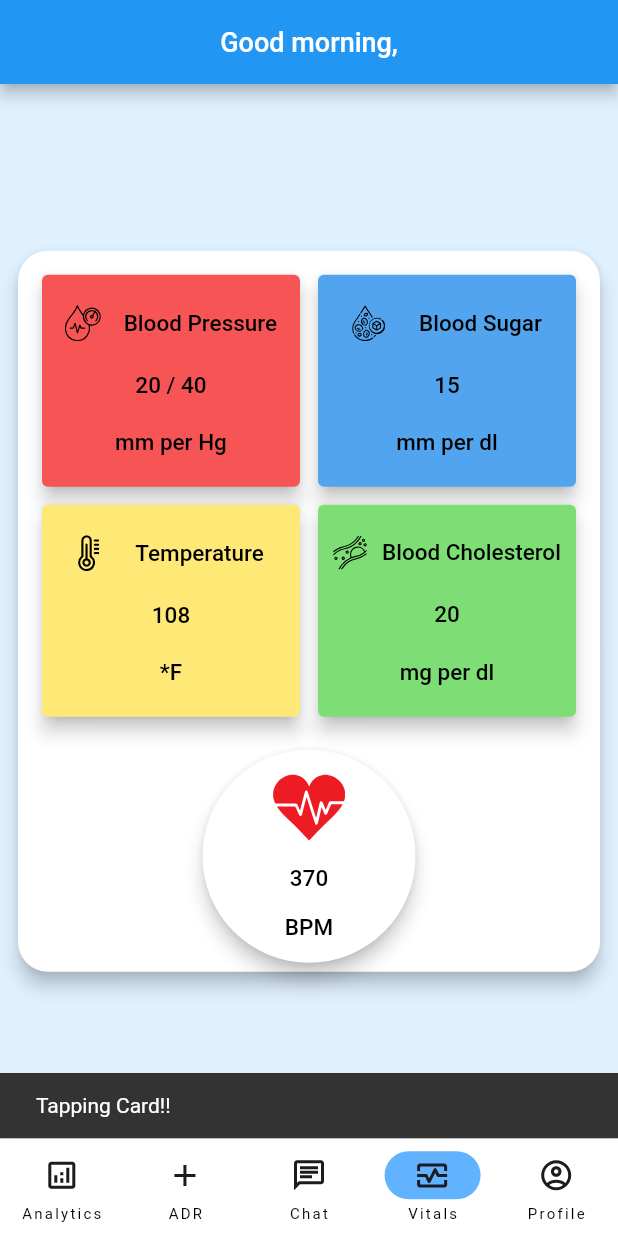
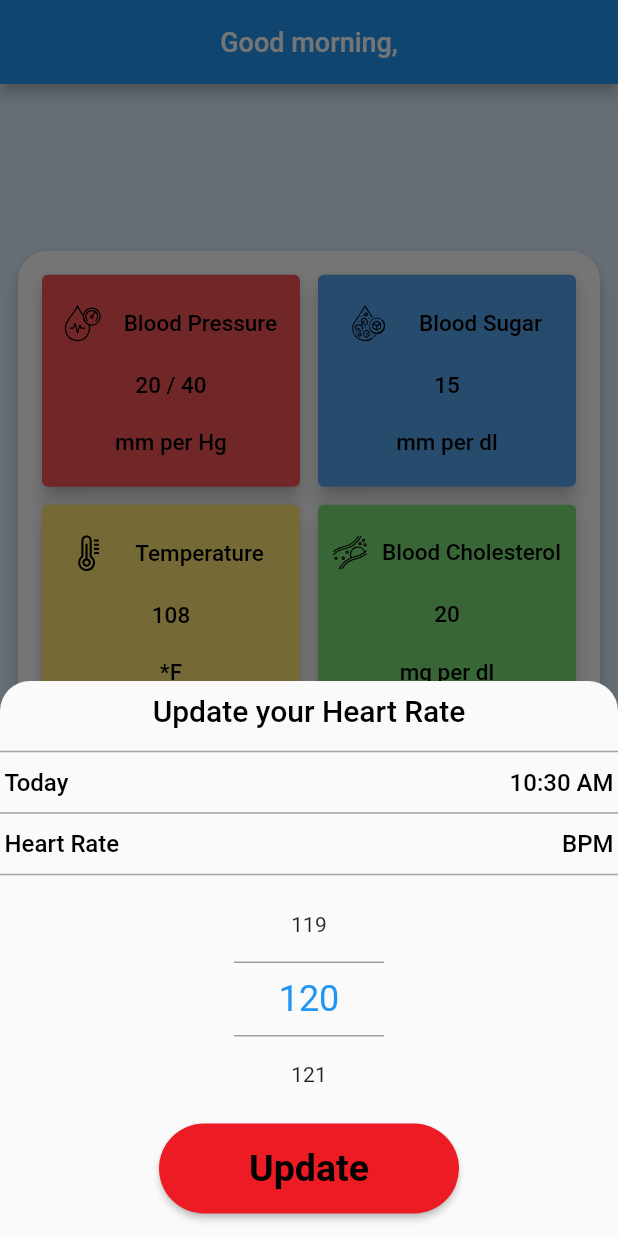
Before and after one commit to HVMS/pharma_trac, a Flutter app: the screen it shows after launch, item 4 of the bottom bar chosen, after a tap on "370", on a phone screen of 412 x 824 dp. Run offline on Flutter 3.47's test engine with Material 2 defaults, Android fonts, the phone set to English and light mode, and no system bars; drawn by our look-alikes of numberpicker; our stand-ins replace country_picker, device_preview, dropdown_button2, flutter_svg, google_fonts, google_sign_in and 4 more; accounts and stored records are empty; network calls fail.

Commit message:
Files updated

```diff
--- a/lib/Utils/colors_utils.dart
+++ b/lib/Utils/colors_utils.dart
@@ -31,6 +31,7 @@ class ColorUtils{
   static final Color blueColorCardView = HexColor("#53A4EE");
   static final Color yellowColorCardView = HexColor("#FEE876");
   static final Color greenColorCardView = HexColor("#7DDE75");
+  static final Color heartRateColorCardView = HexColor('#ED1B24');
 
 
 }
--- a/lib/VitalSigns/heart_rate.dart
+++ b/lib/VitalSigns/heart_rate.dart
@@ -3,7 +3,9 @@ import 'package:flutter/material.dart';
 import 'package:flutter_svg/svg.dart';
 
 import '../Utils/colors_utils.dart';
+import '../Utils/string_utils.dart';
 import '../Utils/styleUtils.dart';
+import '../customWidgets/VitalSigns/custom_bottomsheet_bar_vital_sign.dart';
 
 class HeartRateSign extends StatefulWidget {
   const HeartRateSign({super.key});
@@ -19,11 +21,21 @@ class _HeartRateSignState extends State<HeartRateSign> {
       padding: const EdgeInsets.all(2.0),
       child: GestureDetector(
         onTap: (){
-          ScaffoldMessenger.of(context).showSnackBar(
-            const SnackBar(
-              content: Text('Tapping Card!!'),
-            ),
-          );
+          showModalBottomSheet(
+              context: context,
+              isScrollControlled: true,
+              useRootNavigator: true,
+              shape: const RoundedRectangleBorder(
+                borderRadius: BorderRadius.vertical(top: Radius.circular(20.0)),
+              ),
+              clipBehavior: Clip.antiAliasWithSaveLayer,
+              builder: (context) {
+                return CustomBottomSheetBarVitalSigns(
+                  vitalSignText: StringUtils.bottomSheetBarHeartText,
+                  buttonColor: ColorUtils.heartRateColorCardView,
+                  vitalSignMeasurementText: StringUtils.bottomSheetBarHeartMeasurementText,
+                );
+              });
         },
         child: SizedBox(
           height: 150,
--- a/lib/customWidgets/VitalSigns/custom_bottomsheet_bar_vital_sign.dart
+++ b/lib/customWidgets/VitalSigns/custom_bottomsheet_bar_vital_sign.dart
@@ -8,10 +8,13 @@ import '../../Utils/timeUtils.dart';
 import '../CustomGreyDivider.dart';
 
 class CustomBottomSheetBarVitalSigns extends StatefulWidget {
-  final String? bloodPressureLevel;
+
+  final String? vitalSignText;
+  final Color? buttonColor;
+  final String? vitalSignMeasurementText;
 
   const CustomBottomSheetBarVitalSigns(
-      {super.key, required this.bloodPressureLevel});
+      {super.key, required this.vitalSignText, required this.buttonColor, this.vitalSignMeasurementText});
 
   @override
   State<CustomBottomSheetBarVitalSigns> createState() =>
@@ -53,7 +56,7 @@ class _CustomBottomSheetBarVitalSignsState
                     padding: const EdgeInsets.all(8.0),
                     child: Center(
                       child: Text(
-                        "Update your data",
+                        'Update your ${widget.vitalSignText}',
                         style: StyleUtils.bottomSheetTitleStyle(),
                       ),
                     ),
@@ -99,14 +102,14 @@ class _CustomBottomSheetBarVitalSignsState
               Padding(
                 padding: const EdgeInsets.all(3.0),
                 child: Text(
-                  StringUtils.bottomSheetBarBloodSugarText,
+                  '${widget.vitalSignText}',
                   style: StyleUtils.bottomSheetTextStyle(),
                 ),
               ),
               Padding(
                 padding: const EdgeInsets.all(3.0),
                 child: Text(
-                  StringUtils.bottomSheetBarBloodSugarMeasurementText,
+                  '${widget.vitalSignMeasurementText}',
                   style: StyleUtils.bottomSheetTextStyle(),
                 ),
               ),
@@ -117,10 +120,17 @@ class _CustomBottomSheetBarVitalSignsState
             mainAxisAlignment: MainAxisAlignment.center,
             children: [
               NumberPicker(
-                  minValue: 10,
-                  maxValue: 200,
-                  value: _currentValue,
-                  onChanged: (value) => setState(() => _currentValue = value)),
+                minValue: 10,
+                maxValue: 200,
+                value: _currentValue,
+                onChanged: (value) => setState(() => _currentValue = value),
+                decoration: const BoxDecoration(
+                  border: Border(
+                    top: BorderSide(color: Colors.grey, width: 1.0),
+                    bottom: BorderSide(color: Colors.grey, width: 1.0),
+                  ),
+                ),
+              ),
             ],
           ),
           Column(
@@ -131,12 +141,15 @@ class _CustomBottomSheetBarVitalSignsState
                   style: ElevatedButton.styleFrom(
                     minimumSize: const Size(200, 60),
                     elevation: 2.0,
-                    backgroundColor: ColorUtils.blueColorCardView,
+                    backgroundColor: widget.buttonColor,
                     shape: RoundedRectangleBorder(
                       borderRadius: BorderRadius.circular(30.0),
                     ),
                   ),
                   onPressed: () {
+                    print(_currentValue);
+                    print(time);
+                    print(date);
                     Navigator.pop(context);
                   },
                   child: Text(
@@ -197,9 +210,21 @@ class _CustomBottomSheetBarVitalSignsState
   }
 
   void showDialogTimePicker(BuildContext context) {
+    TimeOfDay initialTime;
+    if (time != null) {
+      List<String> parts = time.split(' ');
+      String amPm = parts[1];
+      int hour = int.parse(parts[0].split(':')[0]);
+      int minute = int.parse(parts[0].split(':')[1]);
+      if (amPm == 'PM' && hour != 12) hour += 12;
+      if (amPm == 'AM' && hour == 12) hour = 0;
+      initialTime = TimeOfDay(hour: hour, minute: minute);
+    } else {
+      initialTime = TimeOfDay.now();
+    }
     selectedTime = showTimePicker(
       context: context,
-      initialTime: TimeOfDay.now(),
+      initialTime: initialTime,
       builder: (BuildContext context, Widget? child) {
         return Theme(
           data: ThemeData.light().copyWith(
@@ -220,7 +245,6 @@ class _CustomBottomSheetBarVitalSignsState
       setState(() {
         if (value == null) return;
         time = TimeUtils.getFormattedTimeSimple(value.hour, value.minute);
-        print(time);
       });
     }, onError: (error) {
       print(error);
```
Also changed, not shown: lib/VitalSigns/blood_cholesterol.dart (+16 -5 lines), lib/VitalSigns/blood_pessure_sign.dart (+4 -14 lines), lib/VitalSigns/blood_sugar_sign.dart (+16 -5 lines), lib/VitalSigns/body_temperature.dart (+16 -5 lines).
